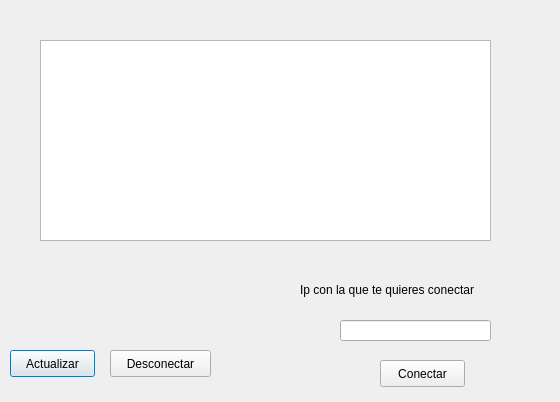
Qt form Practica06/Lista_contactos.ui (marcobravociencias/Redes2017) before a commit.
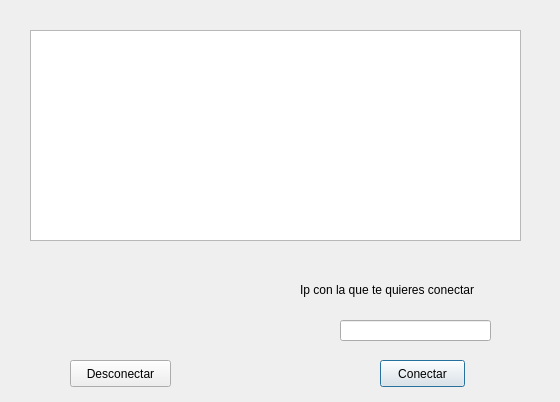
The same form after that commit.

Commit message: agrega actualización automática de contactos

What changed in the file:
```diff
--- a/Practica06/Lista_contactos.ui
+++ b/Practica06/Lista_contactos.ui
@@ -16,30 +16,13 @@
   <widget class="QTableWidget" name="lista">
    <property name="geometry">
     <rect>
-     <x>40</x>
-     <y>40</y>
-     <width>451</width>
-     <height>201</height>
+     <x>30</x>
+     <y>30</y>
+     <width>491</width>
+     <height>211</height>
     </rect>
    </property>
   </widget>
-  <widget class="QPushButton" name="actualiza">
-   <property name="geometry">
-    <rect>
-     <x>10</x>
-     <y>350</y>
-     <width>85</width>
-     <height>27</height>
-    </rect>
-   </property>
-   <property name="styleSheet">
-    <string notr="true">font: 11pt &quot;Liberation Sans Narrow&quot;;
-font: 11pt &quot;Sans Serif&quot;;</string>
-   </property>
-   <property name="text">
-    <string>Actualizar</string>
-   </property>
-  </widget>
   <widget class="QLabel" name="label">
    <property name="geometry">
     <rect>
@@ -72,8 +55,8 @@
   <widget class="QPushButton" name="desconecta">
    <property name="geometry">
     <rect>
-     <x>110</x>
-     <y>350</y>
+     <x>70</x>
+     <y>360</y>
      <width>101</width>
      <height>27</height>
     </rect>
```
The commit also changes 2 other files.
